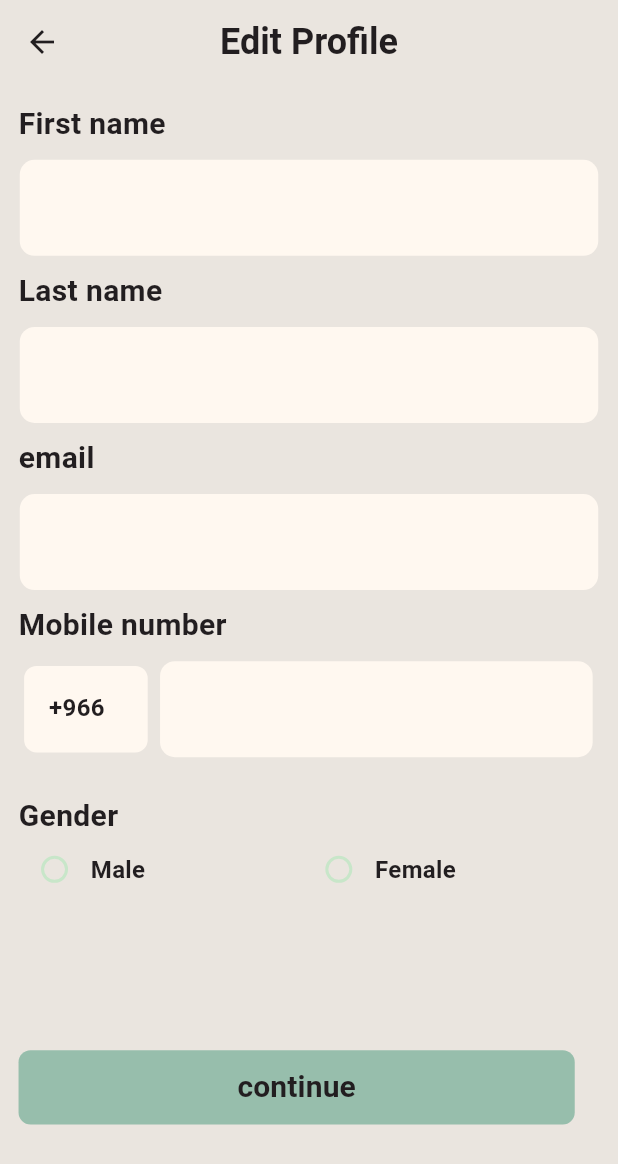
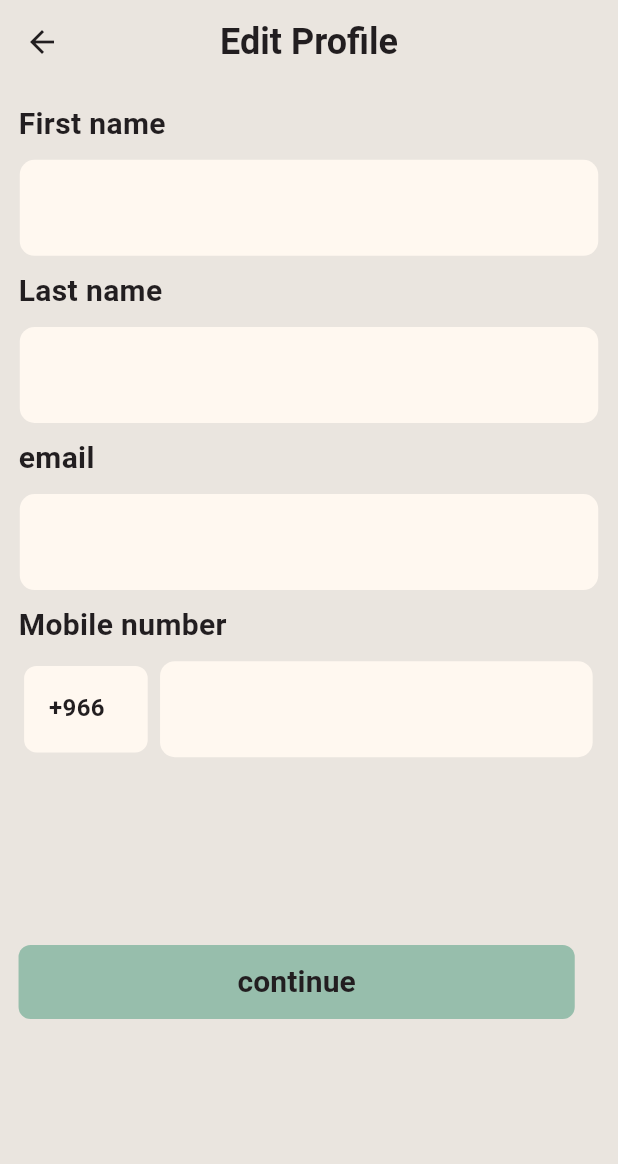
Before and after one commit to shtwaijri/Group-App-Project, a Flutter app: the EditProfileScreen screen opened directly, on a phone screen of 412 x 824 dp. Shown: the top 1164 px of the screen. Run offline on Flutter 3.47's test engine with Material 3 defaults, Android fonts, the phone set to English and light mode, and no system bars; our stand-ins replace bloc, firebase_core, flutter_bloc, flutter_dotenv, supabase_flutter; missing offline and left inert: onesignal_flutter; accounts and stored records are empty.

```diff
--- a/essert_coffee/lib/features/more/screens/bloc/more_screen_bloc.dart
+++ b/essert_coffee/lib/features/more/screens/bloc/more_screen_bloc.dart
@@ -32,7 +32,7 @@ class MoreScreenBloc extends Bloc<MoreScreenEvent, MoreScreenState> {
   // User profile data variables.
   String firstName = "";
   String lastName = "";
-  String gender = "";
+
   String userId = "";
   int country = 1;
   AuthService authService = AuthService();
@@ -89,7 +89,7 @@ class MoreScreenBloc extends Bloc<MoreScreenEvent, MoreScreenState> {
       //delete user data
       firstName = "";
       lastName = "";
-      gender = "";
+
       firstNameController.text = "";
       lasttNameController.text = "";
       emailtNameController.text = "";
--- a/essert_coffee/lib/features/more/screens/edit_profile_screen.dart
+++ b/essert_coffee/lib/features/more/screens/edit_profile_screen.dart
@@ -96,45 +96,13 @@ class EditProfileScreen extends StatelessWidget {
                         ),
                       ),
                       StyleSize.sizeH16,
-                      Text("Gender", style: StyleText.bold20),
-                      Row(
-                        children: [
-                          RadiotProfile(
-                            gender: "Male",
-                            value: 'male',
-                            groupValue: bloc.gender,
-                            onChanged: (val) {
-                              if (val != null) {
-                                bloc.add(ChooseGenderEvent(gender: val));
-                              }
-                            },
-                          ),
-                          RadiotProfile(
-                            gender: "Female",
-                            value: 'female',
-                            groupValue: bloc.gender,
-                            onChanged: (val) {
-                              if (val != null) {
-                                bloc.add(ChooseGenderEvent(gender: val));
-                              }
-                            },
-                          ),
-                        ],
-                      ),
+
                       SizedBox(height: 100),
                       ButtomWidget(
                         textElevatedButton: "continue",
 
                         onTab:
-                            //حق بشرى
-                            // if (bloc.formKey.currentState!.validate()) {
-                            //   Navigator.pushReplacement(
-                            //     context,
-                            //     MaterialPageRoute(
-                            //       builder: (context) => ProfileScreen(),
-                            //     ),
-                            //   );
-                            // }
+
                             () async {
                               if (bloc.formKey.currentState!.validate()) {
                                 //to update the database
@@ -147,7 +115,7 @@ class EditProfileScreen extends StatelessWidget {
                                     lastName: bloc.lasttNameController.text,
                                     email: bloc.emailtNameController.text,
                                     phone: bloc.phoneNameController.text,
-                                    gender: bloc.gender,
+
                                   );
                                   //snack bar with message if the profile has been updated successfully
 
```
